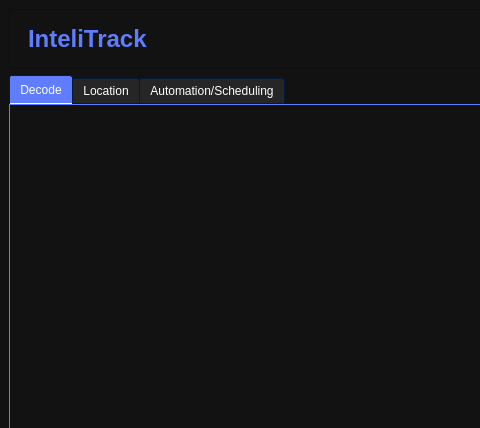
Before: the Qt Designer form PythonQt/uiFile/mainwindow.ui in JamesOstrowski21/Senior_Design-, drawn with Qt 5; both pictures show x 0 to 480 and y 0 to 428 of the 1200 by 750 pixel window.
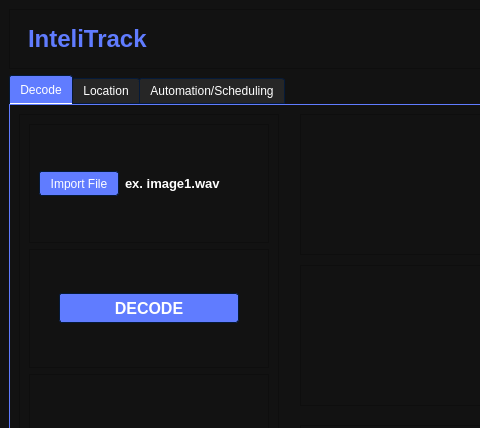
After: the same form once the commit is applied. Icons and pictures are not drawn.

Commit message: frame/layout added for decode page

```diff
--- a/PythonQt/uiFile/mainwindow.ui
+++ b/PythonQt/uiFile/mainwindow.ui
@@ -1292,6 +1292,211 @@
          <attribute name="title">
           <string>Decode</string>
          </attribute>
+         <widget class="QFrame" name="import_decode_frame">
+          <property name="geometry">
+           <rect>
+            <x>9</x>
+            <y>9</y>
+            <width>260</width>
+            <height>580</height>
+           </rect>
+          </property>
+          <property name="minimumSize">
+           <size>
+            <width>260</width>
+            <height>580</height>
+           </size>
+          </property>
+          <property name="frameShape">
+           <enum>QFrame::StyledPanel</enum>
+          </property>
+          <property name="frameShadow">
+           <enum>QFrame::Raised</enum>
+          </property>
+          <layout class="QVBoxLayout" name="verticalLayout_3">
+           <item>
+            <widget class="QFrame" name="import_frame">
+             <property name="minimumSize">
+              <size>
+               <width>240</width>
+               <height>80</height>
+              </size>
+             </property>
+             <property name="frameShape">
+              <enum>QFrame::StyledPanel</enum>
+             </property>
+             <property name="frameShadow">
+              <enum>QFrame::Raised</enum>
+             </property>
+             <layout class="QHBoxLayout" name="horizontalLayout">
+              <item>
+               <widget class="QPushButton" name="file_import_button">
+                <property name="minimumSize">
+                 <size>
+                  <width>80</width>
+                  <height>25</height>
+                 </size>
+                </property>
+                <property name="maximumSize">
+                 <size>
+                  <width>80</width>
+                  <height>25</height>
+                 </size>
+                </property>
+                <property name="text">
+                 <string>Import File</string>
+                </property>
+               </widget>
+              </item>
+              <item>
+               <widget class="QLabel" name="file_type_label">
+                <property name="minimumSize">
+                 <size>
+                  <width>50</width>
+                  <height>20</height>
+                 </size>
+                </property>
+                <property name="font">
+                 <font>
+                  <pointsize>10</pointsize>
+                  <bold>true</bold>
+                 </font>
+                </property>
+                <property name="text">
+                 <string>ex. image1.wav</string>
+                </property>
+               </widget>
+              </item>
+             </layout>
+            </widget>
+           </item>
+           <item>
+            <widget class="QFrame" name="decode_button_frame">
+             <property name="minimumSize">
+              <size>
+               <width>240</width>
+               <height>80</height>
+              </size>
+             </property>
+             <property name="frameShape">
+              <enum>QFrame::StyledPanel</enum>
+             </property>
+             <property name="frameShadow">
+              <enum>QFrame::Raised</enum>
+             </property>
+             <layout class="QVBoxLayout" name="verticalLayout_4">
+              <item alignment="Qt::AlignHCenter">
+               <widget class="QPushButton" name="pushButton">
+                <property name="minimumSize">
+                 <size>
+                  <width>180</width>
+                  <height>30</height>
+                 </size>
+                </property>
+                <property name="maximumSize">
+                 <size>
+                  <width>180</width>
+                  <height>30</height>
+                 </size>
+                </property>
+                <property name="font">
+                 <font>
+                  <pointsize>12</pointsize>
+                  <bold>true</bold>
+                 </font>
+                </property>
+                <property name="text">
+                 <string>DECODE</string>
+                </property>
+               </widget>
+              </item>
+             </layout>
+            </widget>
+           </item>
+           <item>
+            <widget class="QFrame" name="post_processing_frame">
+             <property name="minimumSize">
+              <size>
+               <width>240</width>
+               <height>310</height>
+              </size>
+             </property>
+             <property name="frameShape">
+              <enum>QFrame::StyledPanel</enum>
+             </property>
+             <property name="frameShadow">
+              <enum>QFrame::Raised</enum>
+             </property>
+            </widget>
+           </item>
+          </layout>
+         </widget>
+         <widget class="QFrame" name="play_audio_frame">
+          <property name="geometry">
+           <rect>
+            <x>290</x>
+            <y>9</y>
+            <width>871</width>
+            <height>141</height>
+           </rect>
+          </property>
+          <property name="minimumSize">
+           <size>
+            <width>870</width>
+            <height>140</height>
+           </size>
+          </property>
+          <property name="frameShape">
+           <enum>QFrame::StyledPanel</enum>
+          </property>
+          <property name="frameShadow">
+           <enum>QFrame::Raised</enum>
+          </property>
+         </widget>
+         <widget class="QFrame" name="spectogram_frame">
+          <property name="geometry">
+           <rect>
+            <x>290</x>
+            <y>160</y>
+            <width>871</width>
+            <height>141</height>
+           </rect>
+          </property>
+          <property name="minimumSize">
+           <size>
+            <width>870</width>
+            <height>141</height>
+           </size>
+          </property>
+          <property name="frameShape">
+           <enum>QFrame::StyledPanel</enum>
+          </property>
+          <property name="frameShadow">
+           <enum>QFrame::Raised</enum>
+          </property>
+         </widget>
+         <widget class="QFrame" name="image_frame">
+          <property name="geometry">
+           <rect>
+            <x>290</x>
+            <y>320</y>
+            <width>871</width>
+            <height>261</height>
+           </rect>
+          </property>
+          <property name="minimumSize">
+           <size>
+            <width>870</width>
+            <height>260</height>
+           </size>
+          </property>
+          <property name="frameShape">
+           <enum>QFrame::StyledPanel</enum>
+          </property>
+          <property name="frameShadow">
+           <enum>QFrame::Raised</enum>
+          </property>
+         </widget>
         </widget>
         <widget class="QWidget" name="location_page">
          <attribute name="title">
```
